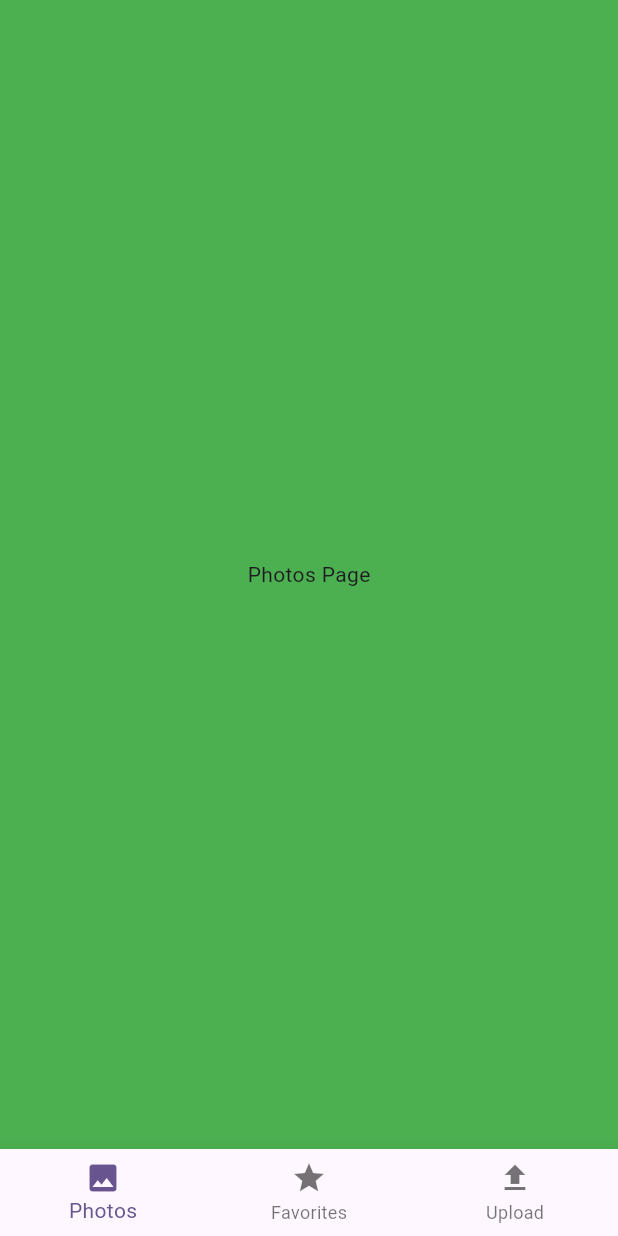
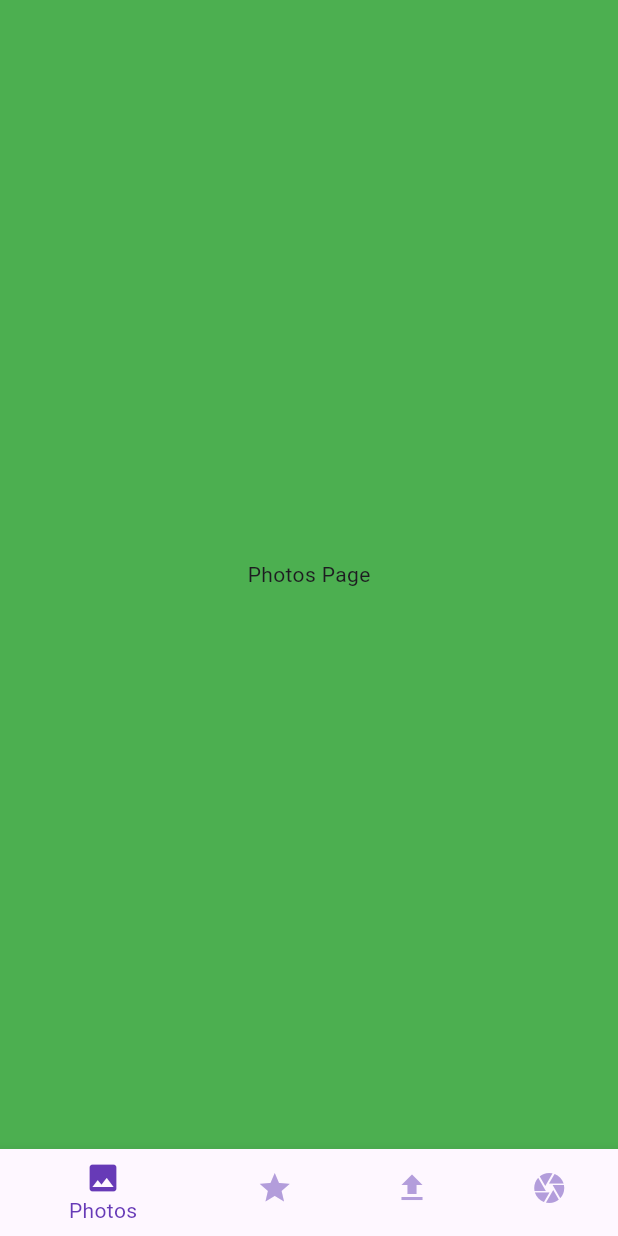
Before and after one commit to jackross11/CloudLens, a Flutter app: the screen it shows after launch, on a phone screen of 412 x 824 dp. Run offline on Flutter 3.47's test engine with Material 3 defaults, Android fonts, the light colour scheme and no system bars.

Commit message:
update navigation bar

```diff
--- a/lib/Pages/main_page.dart
+++ b/lib/Pages/main_page.dart
@@ -15,6 +15,7 @@ class _MainPageState extends State<MainPage> {
     const PhotosPage(),
     const FavoritesPage(),
     const UploadPage(),
+    const UploadPage(),
   ];
 
   int _pageIndex = 0;
@@ -27,7 +28,8 @@ class _MainPageState extends State<MainPage> {
         [
           BottomNavigationBarItem(icon: Icon(Icons.image), label: "Photos"),
           BottomNavigationBarItem(icon: Icon(Icons.star), label: "Favorites"),
-          BottomNavigationBarItem(icon: Icon(Icons.upload), label: "Upload")
+          BottomNavigationBarItem(icon: Icon(Icons.upload), label: "Upload"),
+          BottomNavigationBarItem(icon: Icon(Icons.camera), label: "Camera"),
         ],
         onTap: (index) {
           setState(() {
@@ -35,6 +37,8 @@ class _MainPageState extends State<MainPage> {
           });
         },
         currentIndex: _pageIndex,
+        unselectedItemColor: Colors.deepPurple.shade200,
+        fixedColor: Colors.deepPurple,
       ),
     );
   }
```
